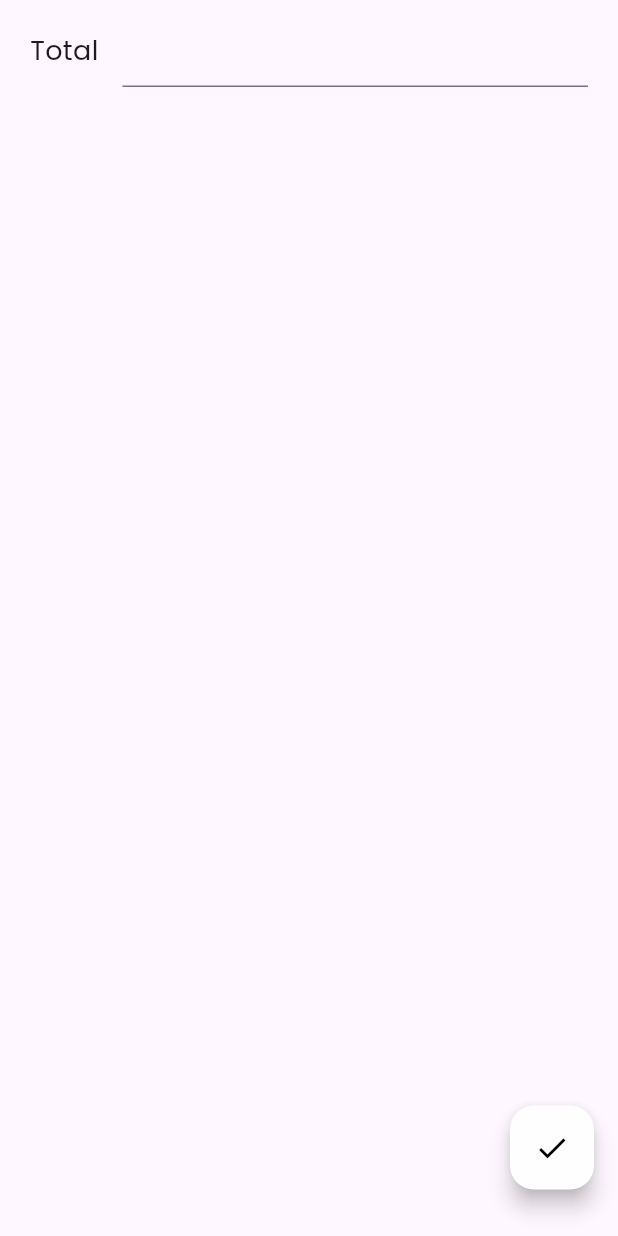
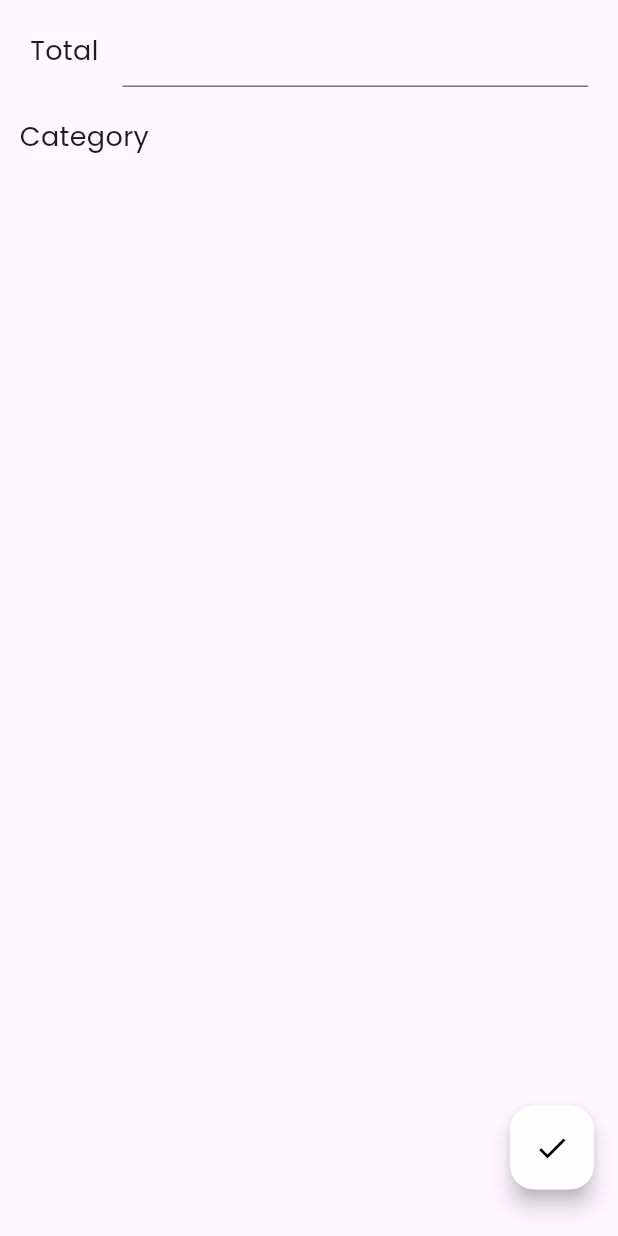
Before and after one commit to ITakora/money_manager, a Flutter app: the ExpenseFieldScreen screen opened directly, on a phone screen of 412 x 824 dp. Run offline on Flutter 3.47's test engine with Material 3 defaults, Android fonts, the phone set to English and light mode, and no system bars; our stand-ins replace fl_chart, google_fonts, persistent_bottom_nav_bar_v2; missing offline and left inert: pattern_formatter.

Commit message:
add enum for category and make enum dropdown

```diff
--- /dev/null
+++ b/lib/enums/enum_category.dart
@@ -0,0 +1 @@
+enum Category { Food, Transport, Play }
--- a/lib/screens/Expense_field_screen.dart
+++ b/lib/screens/Expense_field_screen.dart
@@ -1,14 +1,11 @@
 import 'package:flutter/material.dart';
-import 'package:google_fonts/google_fonts.dart';
-import 'package:pattern_formatter/numeric_formatter.dart';
+import 'package:money_manager/widgets/expend_field_widget.dart';
 
 class ExpenseFieldScreen extends StatelessWidget {
   const ExpenseFieldScreen({super.key});
 
   @override
   Widget build(BuildContext context) {
-    final textController = TextEditingController();
-
     return Scaffold(
         floatingActionButton: Padding(
           padding: const EdgeInsets.only(bottom: 15),
@@ -21,34 +18,6 @@ class ExpenseFieldScreen extends StatelessWidget {
             ),
           ),
         ),
-      body: Column(
-        children: [
-          SizedBox(height: 10),
-          Padding(
-            padding: const EdgeInsets.symmetric(horizontal: 20),
-            child: Row(
-              children: [
-                Text(
-                  "Total",
-                  style: GoogleFonts.poppins(
-                    fontSize: 18,
-                  ),
-                ),
-                SizedBox(width: 16),
-                Expanded(
-                    child: TextFormField(
-                  inputFormatters: [ThousandsFormatter()],
-                  decoration: InputDecoration(
-                      contentPadding: EdgeInsets.only(left: 6),
-                      prefixText: "Rp"),
-                  style: TextStyle(fontSize: 18),
-                  keyboardType: TextInputType.number,
-                ))
-              ],
-            ),
-          )
-        ],
-      ),
-    );
+        body: ExpendFieldWidget());
   }
 }
--- /dev/null
+++ b/lib/widgets/expend_field_widget.dart
@@ -0,0 +1,53 @@
+import 'package:flutter/material.dart';
+import 'package:google_fonts/google_fonts.dart';
+import 'package:pattern_formatter/numeric_formatter.dart';
+
+class ExpendFieldWidget extends StatelessWidget {
+  const ExpendFieldWidget({super.key});
+
+  @override
+  Widget build(BuildContext context) {
+    return Column(
+      children: [
+        SizedBox(height: 10),
+        Padding(
+          padding: const EdgeInsets.symmetric(horizontal: 20),
+          child: Row(
+            children: [
+              Text(
+                "Total",
+                style: GoogleFonts.poppins(
+                  fontSize: 18,
+                ),
+              ),
+              SizedBox(width: 16),
+              Expanded(
+                  child: TextFormField(
+                enableInteractiveSelection: false,
+                inputFormatters: [ThousandsFormatter()],
+                decoration: InputDecoration(
+                    contentPadding: EdgeInsets.only(left: 6), prefixText: "Rp"),
+                style: TextStyle(fontSize: 18),
+                keyboardType: TextInputType.number,
+              ))
+            ],
+          ),
+        ),
+        SizedBox(height: 10),
+        Padding(
+          padding: const EdgeInsets.symmetric(horizontal: 13, vertical: 10),
+          child: Row(
+            children: [
+              Text(
+                "Category",
+                style: GoogleFonts.poppins(
+                  fontSize: 18,
+                ),
+              ),
+            ],
+          ),
+        )
+      ],
+    );
+  }
+}
```
Lines whose indentation alone changed are shown as unchanged.
